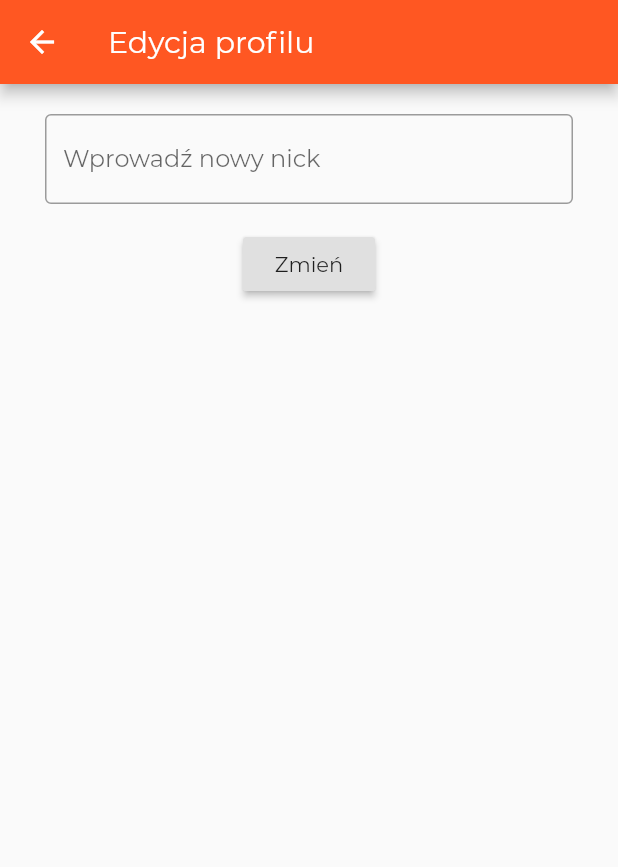
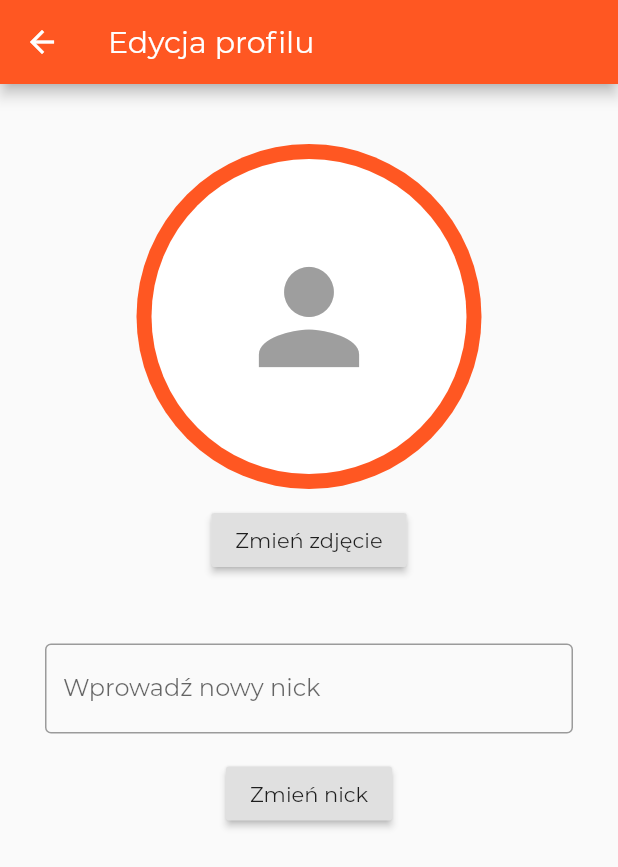
Before and after one commit to sgruda/PowerPointsFlutter, a Flutter app: the ProfileMenu screen opened directly, after a tap on "Edytuj profil", on a phone screen of 412 x 824 dp. Shown: the top 867 px of the screen. Run offline on Flutter 3.47's test engine with Material 2 defaults, Android fonts, the phone set to English and light mode, and no system bars; our stand-ins replace auto_size_text, google_maps_flutter, image_picker, location, qr_flutter; project files that could hold a hidden picture were left out.

Commit message:
Can change profile photo

```diff
--- a/power_points/lib/Model/Constans.dart
+++ b/power_points/lib/Model/Constans.dart
@@ -1,4 +1,7 @@
+import 'dart:io';
+
 bool instruction = true;
 int userPoints = 0;
 String userName = "Anonim";
 bool REFRESH = false;
+File imageFile;
--- a/power_points/lib/View/Coupons.dart
+++ b/power_points/lib/View/Coupons.dart
@@ -1,6 +1,6 @@
+import 'package:auto_size_text/auto_size_text.dart';
 import 'package:flutter/cupertino.dart';
 import 'package:flutter/material.dart';
-import 'package:auto_size_text/auto_size_text.dart';
 import 'package:flutter_base/Model/Constans.dart';
 
 class CouponsMenu extends StatelessWidget {
--- a/power_points/lib/View/Menu.dart
+++ b/power_points/lib/View/Menu.dart
@@ -1,8 +1,10 @@
+import 'package:auto_size_text/auto_size_text.dart';
 import 'package:flutter/cupertino.dart';
 import 'package:flutter/material.dart';
-import 'package:image_picker/image_picker.dart';
 import 'package:flutter_base/Model/Constans.dart';
 import 'package:flutter_base/Model/QRCode.dart';
+import 'package:image_picker/image_picker.dart';
+
 
 
 class ProfileMenu extends StatefulWidget {
@@ -25,20 +27,16 @@ class ProfileMenuState extends State<ProfileMenu> {
           mainAxisAlignment: MainAxisAlignment.center,
           crossAxisAlignment: CrossAxisAlignment.center,
           children: <Widget>[
-
             Center(
-              child:CircleAvatar(
-                  radius: 85,
-                  backgroundColor: Colors.deepOrange,
-                  child: CircleAvatar(
-                    radius: 75,
-                    backgroundColor: Colors.white,
-                    child: Icon(Icons.person, size: 100, color: Colors.grey,),
-                  )
-              ),
+              child: decideImageView()
             ),
             SizedBox(height: 30,),
-            Center(child: Text(userName, style: TextStyle(fontSize: 35),)),
+            Center(child: AutoSizeText(
+              userName,
+              style: TextStyle(fontSize: 35),
+              maxLines: 1,)
+            ),
+            Padding(padding: EdgeInsets.all(40),)
           ],
         ),
         //child: Text("Morty",style: TextStyle(color: Colors.white,fontSize: 35),),
@@ -62,7 +60,88 @@ class ProfileMenuState extends State<ProfileMenu> {
   }
 }
 
-class EditMenu extends StatelessWidget {
+
+Widget decideImageView(){
+  if(imageFile == null){
+    return CircleAvatar(
+      radius: 115,
+      backgroundColor: Colors.deepOrange,
+      child: CircleAvatar(
+          radius: 105,
+          backgroundColor: Colors.white,
+          child: Icon(Icons.person, size: 100, color: Colors.grey,)),
+    );
+  }
+  else{
+    return Container(
+      height: 230,
+      width: 230,
+      decoration: BoxDecoration(
+          borderRadius: BorderRadius.circular(115),
+          color: Colors.white,
+          border: Border.all(
+              width: 10,
+              color: Colors.deepOrange
+          ),
+          image: DecorationImage(
+              image: AssetImage(imageFile.path),
+              fit: BoxFit.cover
+          )
+      ),
+    );
+  }
+
+}
+
+
+class EditMenu extends StatefulWidget {
+  @override
+  _EditMenuState createState() => _EditMenuState();
+}
+
+class _EditMenuState extends State<EditMenu> {
+
+  openGallery() async{
+    imageFile = await ImagePicker.pickImage(source: ImageSource.gallery);
+    this.setState((){}); //refresh page
+    Navigator.of(context).pop();
+  }
+
+  openCamera() async{
+    imageFile = await ImagePicker.pickImage(source: ImageSource.camera);
+    this.setState((){}); //refresh page
+    Navigator.of(context).pop();
+  }
+
+  Future<void> showChoiceDialog(BuildContext context){
+    return showDialog(context: context,builder: (BuildContext context){
+      return AlertDialog(
+        title: Text("Wybierz"),
+        content: SingleChildScrollView(
+          child: ListBody(
+            children: <Widget>[
+              GestureDetector(
+                child: Text("Gallery"),
+                onTap: (){
+                  openGallery();
+                },
+              ),
+              Padding(padding: EdgeInsets.all(8),),
+              GestureDetector(
+                child: Text("Camera"),
+                onTap: (){
+                  openCamera();
+                },
+              )
+            ],
+          ),
+        ),
+      );
+    });
+  }
+
+
+
   @override
   Widget build(BuildContext context) {
     return Scaffold(
@@ -71,24 +150,49 @@ class EditMenu extends StatelessWidget {
         backgroundColor: Colors.deepOrange,
       ),
       body: Center(
-        child: Container(
-          padding: EdgeInsets.fromLTRB(30, 20, 30, 20),
-          child: MyCustomForm()
+        child: ListView(
+          children: <Widget>[
+            Container(
+              padding: EdgeInsets.fromLTRB(30, 40, 30, 25),
+              child: Column(
+                children: <Widget>[
+                  Center(
+                    child: decideImageView()
+                  ),
+                  Padding(
+                      padding: const EdgeInsets.symmetric(vertical: 5.0)
+                  ),
+                  RaisedButton(
+                    onPressed: (){
+                      showChoiceDialog(context);
+                    },
+                    child: Text("Zmień zdjęcie"),
+                  ),
+                ],
+              ),
+            ),
+            Container(
+              padding: EdgeInsets.fromLTRB(30, 20, 30, 20),
+              child: EditNickForm()
+            ),
+          ],
         ),
       ),
     );
   }
+
 }
 
-class MyCustomForm extends StatefulWidget {
+
+class EditNickForm extends StatefulWidget {
   @override
-  MyCustomFormState createState() {
-    return MyCustomFormState();
+  EditNickFormState createState() {
+    return EditNickFormState();
   }
 }
 
 
-class MyCustomFormState extends State<MyCustomForm> {
+class EditNickFormState extends State<EditNickForm> {
   // Create a global key that uniquely identifies the Form widget
   // and allows validation of the form.
   //
@@ -129,7 +233,7 @@ class MyCustomFormState extends State<MyCustomForm> {
                         .showSnackBar(SnackBar(content: Text('Zmieniono nick')));
                   }
                 },
-                child: Text('Zmień'),
+                child: Text('Zmień nick'),
               ),
             ),
           ),
```
Also changed, not shown: 1 other file.
